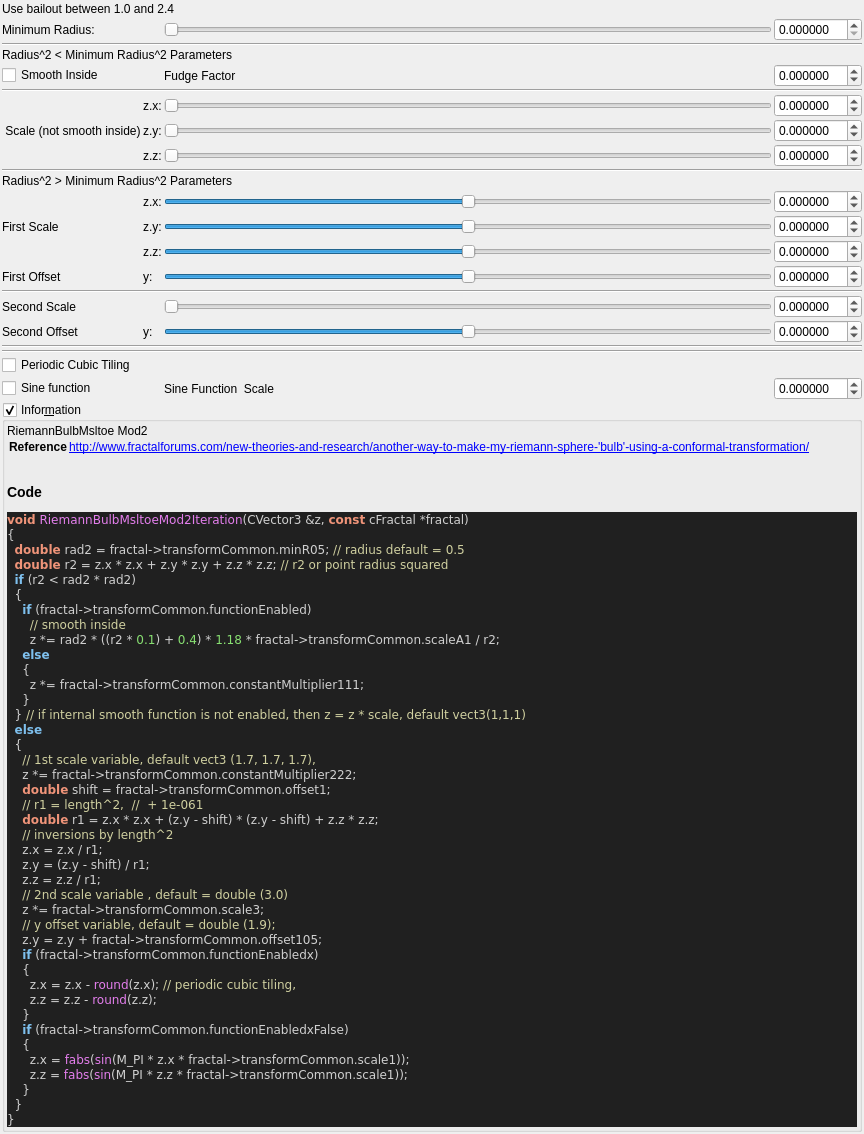
Old version of the form mandelbulber2/qt_data/fractal_riemann_bulb_msltoe_mod2.ui in the repository buddhi1980/mandelbulber2.
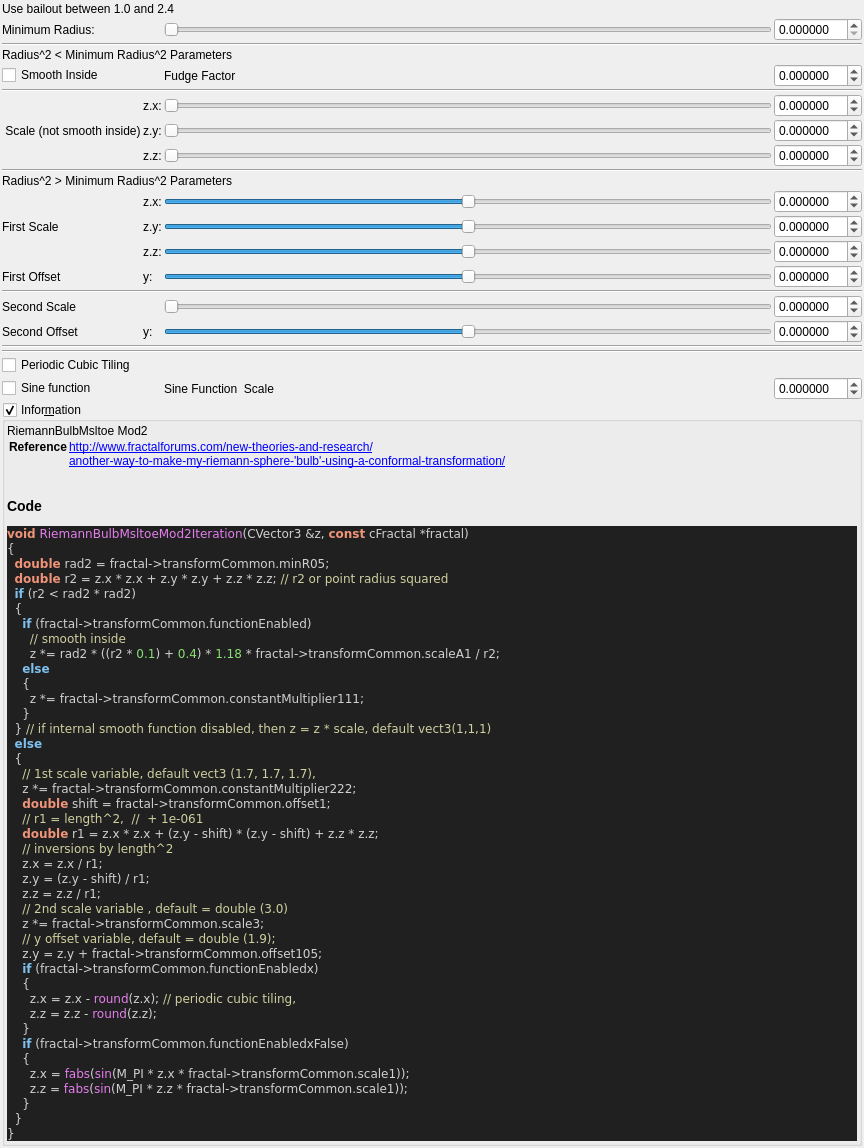
New version of the form. Custom widgets are drawn as their Qt base class.

```diff
--- a/mandelbulber2/qt_data/fractal_riemann_bulb_msltoe_mod2.ui
+++ b/mandelbulber2/qt_data/fractal_riemann_bulb_msltoe_mod2.ui
@@ -837,14 +837,15 @@
        <widget class="QLabel" name="label_code_content">
         <property name="text">
          <string>&lt;p&gt;RiemannBulbMsltoe Mod2&lt;/p&gt;&lt;table&gt;
-&lt;tr&gt;&lt;th&gt;Reference&lt;/th&gt;&lt;td&gt;&lt;a href=&quot;http://www.fractalforums.com/new-theories-and-research/another-way-to-make-my-riemann-sphere-'bulb'-using-a-conformal-transformation/&quot;&gt;http://www.fractalforums.com/new-theories-and-research/another-way-to-make-my-riemann-sphere-'bulb'-using-a-conformal-transformation/&lt;br&gt;
+&lt;tr&gt;&lt;th&gt;Reference&lt;/th&gt;&lt;td&gt;&lt;a href=&quot;http://www.fractalforums.com/new-theories-and-research/&quot;&gt;http://www.fractalforums.com/new-theories-and-research/&lt;br&gt;
+&lt;a href=&quot;another-way-to-make-my-riemann-sphere-'bulb'-using-a-conformal-transformation/&quot;&gt;another-way-to-make-my-riemann-sphere-'bulb'-using-a-conformal-transformation/&lt;br&gt;
 &lt;/td&gt;&lt;/tr&gt;
 &lt;/table&gt;
 &lt;h3&gt;Code&lt;/h3&gt;
 &lt;body style=&quot;background-color:#202020&quot;&gt;
 &lt;pre style=&quot;color:#d0d0d0; background-color:#202020;  font-family:'Courier New',monospace;&quot;&gt;&lt;span style=&quot;color:#f09479; font-weight:bold&quot;&gt;void&lt;/span&gt; &lt;span style=&quot;color:#e47eed&quot;&gt;RiemannBulbMsltoeMod2Iteration&lt;/span&gt;&lt;span style=&quot;color:#d0d0d0&quot;&gt;(&lt;/span&gt;CVector3 &lt;span style=&quot;color:#d0d0d0&quot;&gt;&amp;amp;&lt;/span&gt;z&lt;span style=&quot;color:#d0d0d0&quot;&gt;,&lt;/span&gt; &lt;span style=&quot;color:#f09479; font-weight:bold&quot;&gt;const&lt;/span&gt; cFractal &lt;span style=&quot;color:#d0d0d0&quot;&gt;*&lt;/span&gt;fractal&lt;span style=&quot;color:#d0d0d0&quot;&gt;)&lt;/span&gt;
 &lt;span style=&quot;color:#d0d0d0&quot;&gt;{&lt;/span&gt;
-  &lt;span style=&quot;color:#f09479; font-weight:bold&quot;&gt;double&lt;/span&gt; rad2 &lt;span style=&quot;color:#d0d0d0&quot;&gt;=&lt;/span&gt; fractal&lt;span style=&quot;color:#d0d0d0&quot;&gt;-&amp;gt;&lt;/span&gt;transformCommon&lt;span style=&quot;color:#d0d0d0&quot;&gt;.&lt;/span&gt;minR05&lt;span style=&quot;color:#d0d0d0&quot;&gt;;&lt;/span&gt; &lt;span style=&quot;color:#d0d0a0&quot;&gt;// radius default = 0.5&lt;/span&gt;
+  &lt;span style=&quot;color:#f09479; font-weight:bold&quot;&gt;double&lt;/span&gt; rad2 &lt;span style=&quot;color:#d0d0d0&quot;&gt;=&lt;/span&gt; fractal&lt;span style=&quot;color:#d0d0d0&quot;&gt;-&amp;gt;&lt;/span&gt;transformCommon&lt;span style=&quot;color:#d0d0d0&quot;&gt;.&lt;/span&gt;minR05&lt;span style=&quot;color:#d0d0d0&quot;&gt;;&lt;/span&gt;
   &lt;span style=&quot;color:#f09479; font-weight:bold&quot;&gt;double&lt;/span&gt; r2 &lt;span style=&quot;color:#d0d0d0&quot;&gt;=&lt;/span&gt; z&lt;span style=&quot;color:#d0d0d0&quot;&gt;.&lt;/span&gt;x &lt;span style=&quot;color:#d0d0d0&quot;&gt;*&lt;/span&gt; z&lt;span style=&quot;color:#d0d0d0&quot;&gt;.&lt;/span&gt;x &lt;span style=&quot;color:#d0d0d0&quot;&gt;+&lt;/span&gt; z&lt;span style=&quot;color:#d0d0d0&quot;&gt;.&lt;/span&gt;y &lt;span style=&quot;color:#d0d0d0&quot;&gt;*&lt;/span&gt; z&lt;span style=&quot;color:#d0d0d0&quot;&gt;.&lt;/span&gt;y &lt;span style=&quot;color:#d0d0d0&quot;&gt;+&lt;/span&gt; z&lt;span style=&quot;color:#d0d0d0&quot;&gt;.&lt;/span&gt;z &lt;span style=&quot;color:#d0d0d0&quot;&gt;*&lt;/span&gt; z&lt;span style=&quot;color:#d0d0d0&quot;&gt;.&lt;/span&gt;z&lt;span style=&quot;color:#d0d0d0&quot;&gt;;&lt;/span&gt; &lt;span style=&quot;color:#d0d0a0&quot;&gt;// r2 or point radius squared&lt;/span&gt;
   &lt;span style=&quot;color:#7ec0ee; font-weight:bold&quot;&gt;if&lt;/span&gt; &lt;span style=&quot;color:#d0d0d0&quot;&gt;(&lt;/span&gt;r2 &lt;span style=&quot;color:#d0d0d0&quot;&gt;&amp;lt;&lt;/span&gt; rad2 &lt;span style=&quot;color:#d0d0d0&quot;&gt;*&lt;/span&gt; rad2&lt;span style=&quot;color:#d0d0d0&quot;&gt;)&lt;/span&gt;
   &lt;span style=&quot;color:#d0d0d0&quot;&gt;{&lt;/span&gt;
@@ -855,7 +856,7 @@
     &lt;span style=&quot;color:#d0d0d0&quot;&gt;{&lt;/span&gt;
       z &lt;span style=&quot;color:#d0d0d0&quot;&gt;*=&lt;/span&gt; fractal&lt;span style=&quot;color:#d0d0d0&quot;&gt;-&amp;gt;&lt;/span&gt;transformCommon&lt;span style=&quot;color:#d0d0d0&quot;&gt;.&lt;/span&gt;constantMultiplier111&lt;span style=&quot;color:#d0d0d0&quot;&gt;;&lt;/span&gt;
     &lt;span style=&quot;color:#d0d0d0&quot;&gt;}&lt;/span&gt;
-  &lt;span style=&quot;color:#d0d0d0&quot;&gt;}&lt;/span&gt; &lt;span style=&quot;color:#d0d0a0&quot;&gt;// if internal smooth function is not enabled, then z = z * scale, default vect3(1,1,1)&lt;/span&gt;
+  &lt;span style=&quot;color:#d0d0d0&quot;&gt;}&lt;/span&gt; &lt;span style=&quot;color:#d0d0a0&quot;&gt;// if internal smooth function disabled, then z = z * scale, default vect3(1,1,1)&lt;/span&gt;
   &lt;span style=&quot;color:#7ec0ee; font-weight:bold&quot;&gt;else&lt;/span&gt;
   &lt;span style=&quot;color:#d0d0d0&quot;&gt;{&lt;/span&gt;
     &lt;span style=&quot;color:#d0d0a0&quot;&gt;// 1st scale variable, default vect3 (1.7, 1.7, 1.7),&lt;/span&gt;
```
